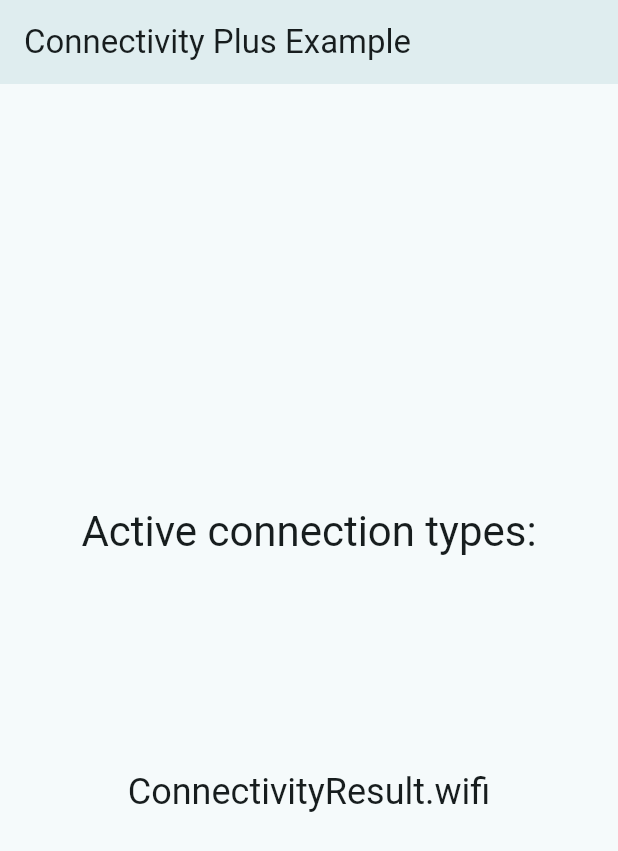
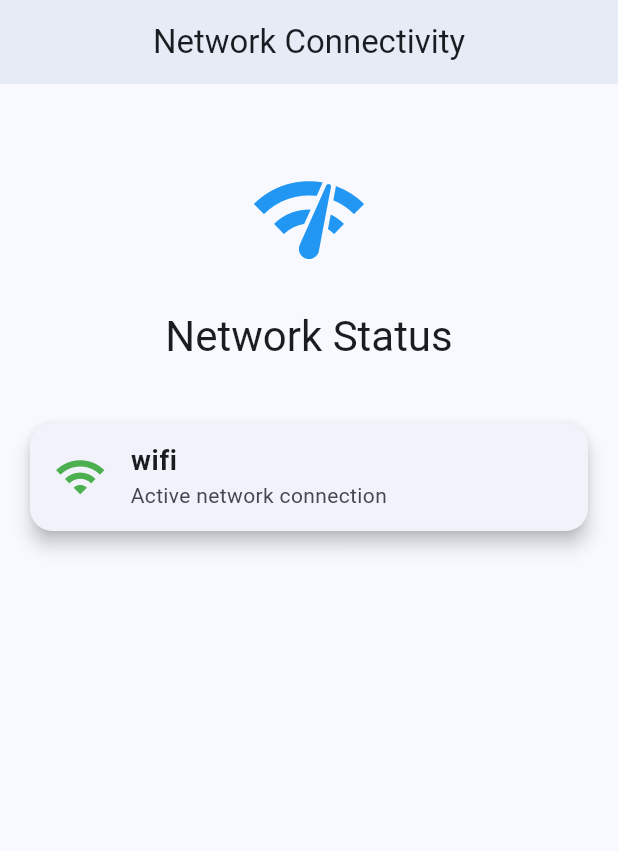
Before and after one commit to tikaputri12/pratikum_dua_kelompok_tiga, a Flutter app: the MyHomePage screen opened directly, after a tap on "Connectivity Plus", on a phone screen of 412 x 824 dp. Shown: the top 851 px of the screen. Run offline on Flutter 3.47's test engine with Material 3 defaults, Android fonts, the phone set to English and light mode, and no system bars; our stand-ins replace camera, connectivity_plus, geolocator, image_picker, video_player; missing offline and left inert: baseflow_plugin_template, mobile_scanner.

Commit message:
Update connectivity_plus.dart

```diff
--- a/lib/connectivity_plus.dart
+++ b/lib/connectivity_plus.dart
@@ -1,7 +1,4 @@
 // Copyright 2017 The Chromium Authors. All rights reserved.
-// Use of this source code is governed by a BSD-style license that can be
-// found in the LICENSE file.
-
 // ignore_for_file: public_member_api_docs
 
 import 'dart:async';
@@ -17,12 +14,13 @@ class ConnectivityPage extends StatelessWidget {
   @override
   Widget build(BuildContext context) {
     return MaterialApp(
-      title: 'Flutter Demo',
+      title: 'Connectivity App',
       theme: ThemeData(
         useMaterial3: true,
-        colorSchemeSeed: const Color(0xFFE0E0E0), // ← diubah ke abu-abu terang
+        colorSchemeSeed: Colors.blue,
       ),
-      home: const MyHomePage(title: 'Flutter Demo Home Page'),
+      home: const MyHomePage(title: 'Network Connectivity'),
+      debugShowCheckedModeBanner: false,
     );
   }
 }
@@ -79,36 +77,100 @@ class _MyHomePageState extends State<MyHomePage> {
     print('Connectivity changed: $_connectionStatus');
   }
 
+  IconData getIcon(ConnectivityResult result) {
+    switch (result) {
+      case ConnectivityResult.wifi:
+        return Icons.wifi;
+      case ConnectivityResult.mobile:
+        return Icons.network_cell;
+      case ConnectivityResult.ethernet:
+        return Icons.settings_ethernet;
+      case ConnectivityResult.bluetooth:
+        return Icons.bluetooth;
+      case ConnectivityResult.none:
+        return Icons.signal_wifi_off;
+      default:
+        return Icons.device_unknown;
+    }
+  }
+
+  Color getColor(ConnectivityResult result) {
+    switch (result) {
+      case ConnectivityResult.wifi:
+        return Colors.green;
+      case ConnectivityResult.mobile:
+        return Colors.orange;
+      case ConnectivityResult.none:
+        return Colors.red;
+      default:
+        return Colors.blue;
+    }
+  }
+
   @override
   Widget build(BuildContext context) {
     return Scaffold(
       appBar: AppBar(
-        title: const Text('Connectivity Plus Example'),
+        title: Text(widget.title),
+        centerTitle: true,
         elevation: 4,
       ),
-      body: Column(
-        mainAxisSize: MainAxisSize.min,
+      body: Container(
+        width: double.infinity,
+        padding: const EdgeInsets.all(20),
+        child: Column(
           children: [
-          const Spacer(flex: 2),
+
+            const SizedBox(height: 30),
+
+            Icon(
+              Icons.network_check,
+              size: 80,
+              color: Colors.blue,
+            ),
+
+            const SizedBox(height: 20),
+
             Text(
-            'Active connection types:',
+              "Network Status",
               style: Theme.of(context).textTheme.headlineMedium,
             ),
-          const Spacer(),
-          ListView(
-            shrinkWrap: true,
-            children: List.generate(
-              _connectionStatus.length,
-              (index) => Center(
-                child: Text(
-                  _connectionStatus[index].toString(),
-                  style: Theme.of(context).textTheme.headlineSmall,
+
+            const SizedBox(height: 30),
+
+            Expanded(
+              child: ListView.builder(
+                itemCount: _connectionStatus.length,
+                itemBuilder: (context, index) {
+                  final result = _connectionStatus[index];
+
+                  return Card(
+                    elevation: 5,
+                    margin: const EdgeInsets.symmetric(vertical: 10),
+                    shape: RoundedRectangleBorder(
+                      borderRadius: BorderRadius.circular(15),
+                    ),
+                    child: ListTile(
+                      leading: Icon(
+                        getIcon(result),
+                        color: getColor(result),
+                        size: 35,
+                      ),
+                      title: Text(
+                        result.toString().replaceAll('ConnectivityResult.', ''),
+                        style: const TextStyle(
+                          fontSize: 18,
+                          fontWeight: FontWeight.bold,
                         ),
                       ),
+                      subtitle: const Text("Active network connection"),
+                    ),
+                  );
+                },
               ),
             ),
-          const Spacer(flex: 2),
           ],
+        ),
       ),
     );
   }
```
Lines whose indentation alone changed are shown as unchanged.
